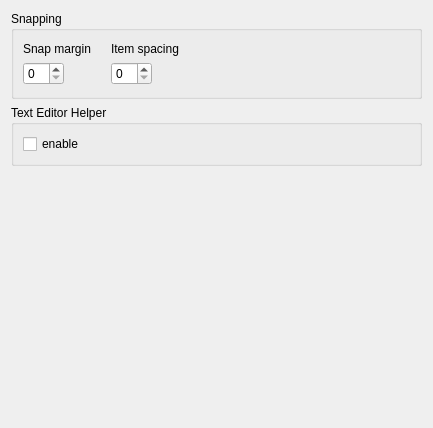
qt-creator/qt-creator, file src/plugins/qmldesigner/settingspage.ui: the form before one commit.
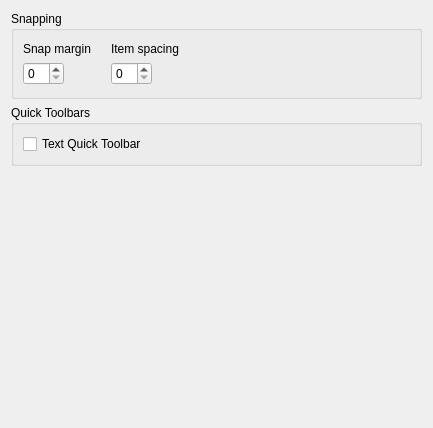
The form after the commit.

Commit message: QmlDesigner: renaming settings for Quick ToolBox

The edit to the form file:
```diff
--- a/src/plugins/qmldesigner/settingspage.ui
+++ b/src/plugins/qmldesigner/settingspage.ui
@@ -101,13 +101,13 @@
    <item row="1" column="0">
     <widget class="QGroupBox" name="groupBox">
      <property name="title">
-      <string>Text Editor Helper</string>
+      <string>Quick Toolbars</string>
      </property>
      <layout class="QHBoxLayout" name="horizontalLayout">
       <item>
        <widget class="QCheckBox" name="textEditHelperCheckBox">
         <property name="text">
-         <string>enable</string>
+         <string>Text Quick Toolbar</string>
         </property>
        </widget>
       </item>
```
